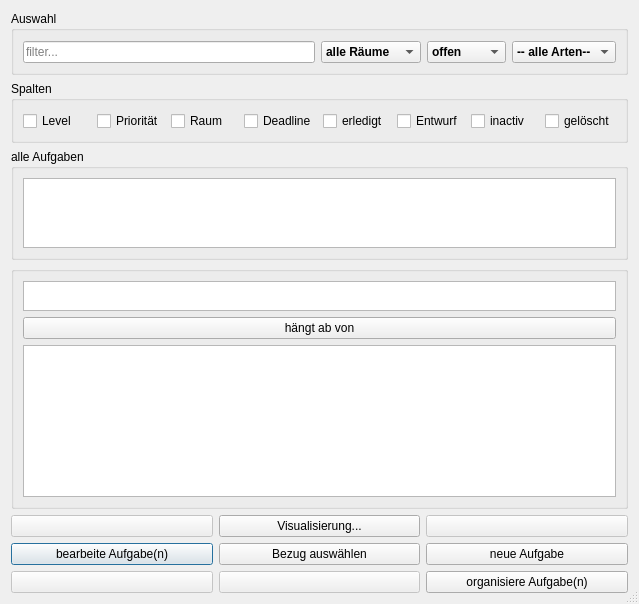
First picture: the form in src/ui/task_organizer.ui, repository amogorkon/watnu, before the edit.
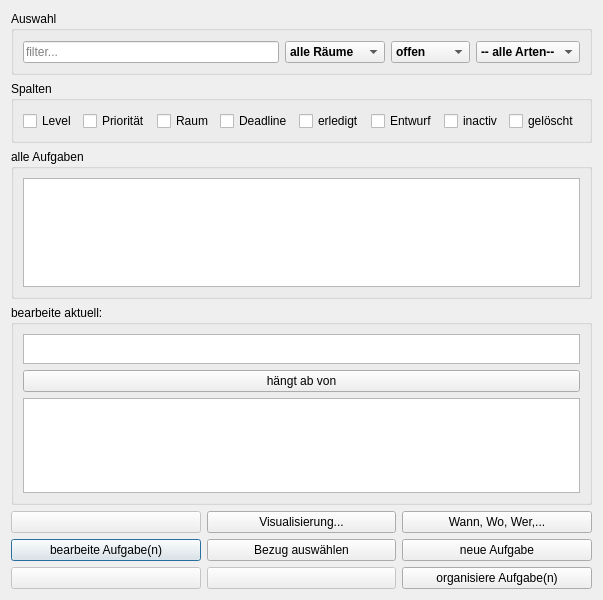
Second picture: the form after the edit. Icons and pictures are not drawn.

What changed in the file:
```diff
--- a/src/ui/task_organizer.ui
+++ b/src/ui/task_organizer.ui
@@ -6,15 +6,15 @@
    <rect>
     <x>0</x>
     <y>0</y>
-    <width>639</width>
-    <height>604</height>
+    <width>540</width>
+    <height>580</height>
    </rect>
   </property>
   <property name="windowTitle">
    <string>Organisation</string>
   </property>
   <property name="sizeGripEnabled">
-   <bool>true</bool>
+   <bool>false</bool>
   </property>
   <layout class="QVBoxLayout" name="layout">
    <item>
@@ -255,11 +255,17 @@
    <item>
     <widget class="QGroupBox" name="groupBox_2">
      <property name="sizePolicy">
-      <sizepolicy hsizetype="Preferred" vsizetype="Maximum">
-       <horstretch>1</horstretch>
+      <sizepolicy hsizetype="Preferred" vsizetype="MinimumExpanding">
+       <horstretch>0</horstretch>
        <verstretch>20</verstretch>
       </sizepolicy>
      </property>
+     <property name="minimumSize">
+      <size>
+       <width>0</width>
+       <height>150</height>
+      </size>
+     </property>
      <property name="title">
       <string>alle Aufgaben</string>
      </property>
@@ -272,6 +278,12 @@
           <verstretch>20</verstretch>
          </sizepolicy>
         </property>
+        <property name="minimumSize">
+         <size>
+          <width>0</width>
+          <height>50</height>
+         </size>
+        </property>
         <property name="font">
          <font>
           <family>Segoe UI</family>
@@ -385,8 +397,26 @@
    </item>
    <item>
     <widget class="QGroupBox" name="groupBox_3">
+     <property name="sizePolicy">
+      <sizepolicy hsizetype="Preferred" vsizetype="MinimumExpanding">
+       <horstretch>0</horstretch>
+       <verstretch>20</verstretch>
+      </sizepolicy>
+     </property>
+     <property name="minimumSize">
+      <size>
+       <width>0</width>
+       <height>200</height>
+      </size>
+     </property>
      <property name="title">
-      <string/>
+      <string>bearbeite aktuell:</string>
+     </property>
+     <property name="flat">
+      <bool>false</bool>
+     </property>
+     <property name="checkable">
+      <bool>false</bool>
      </property>
      <layout class="QVBoxLayout" name="verticalLayout">
       <item>
@@ -520,11 +550,17 @@
       <item>
        <widget class="QTableWidget" name="sub_sup_tasks_table">
         <property name="sizePolicy">
-         <sizepolicy hsizetype="Preferred" vsizetype="Expanding">
+         <sizepolicy hsizetype="Preferred" vsizetype="MinimumExpanding">
           <horstretch>1</horstretch>
           <verstretch>20</verstretch>
          </sizepolicy>
         </property>
+        <property name="minimumSize">
+         <size>
+          <width>0</width>
+          <height>20</height>
+         </size>
+        </property>
         <property name="horizontalScrollBarPolicy">
          <enum>Qt::ScrollBarAlwaysOff</enum>
         </property>
@@ -712,7 +748,7 @@
      <item row="1" column="3">
       <widget class="QPushButton" name="button9">
        <property name="enabled">
-        <bool>false</bool>
+        <bool>true</bool>
        </property>
        <property name="sizePolicy">
         <sizepolicy hsizetype="MinimumExpanding" vsizetype="Minimum">
@@ -721,7 +757,7 @@
         </sizepolicy>
        </property>
        <property name="text">
-        <string/>
+        <string>Wann, Wo, Wer,...</string>
        </property>
        <property name="shortcut">
         <string>9</string>
```
